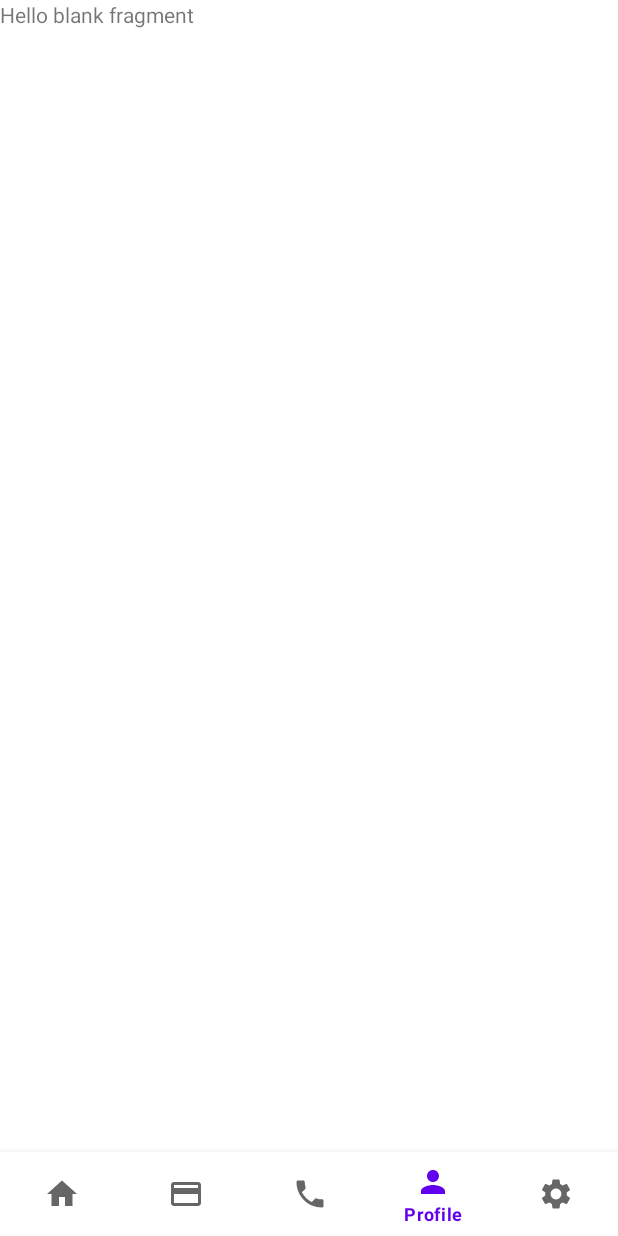
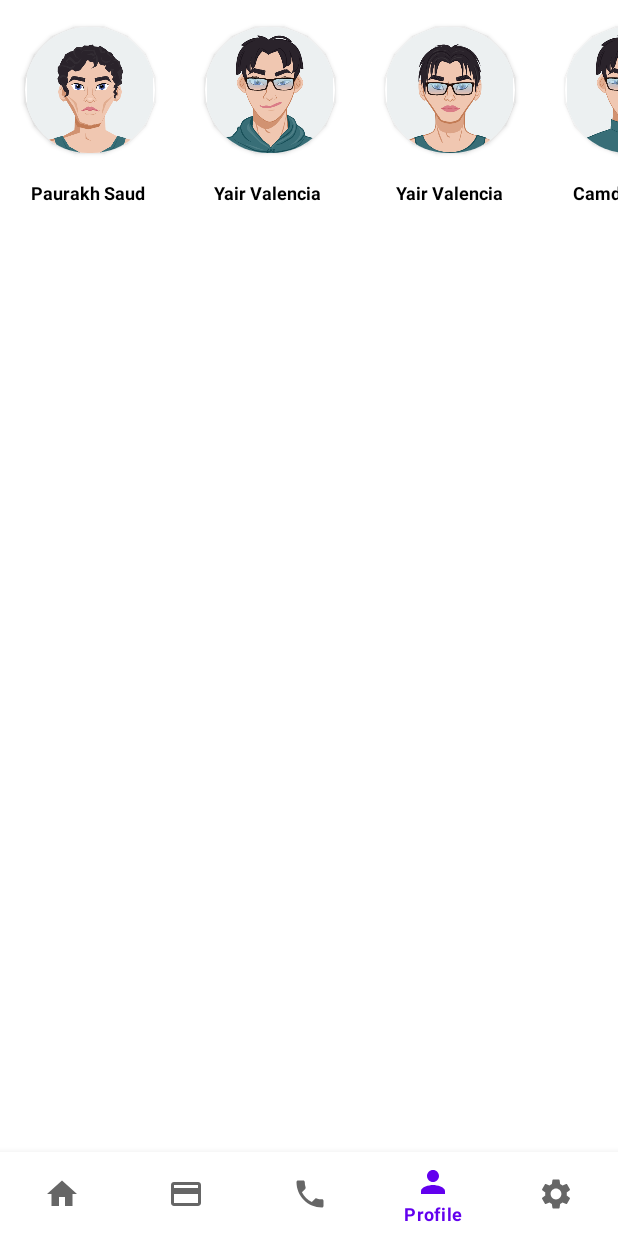
Before and after one commit to abnormalbbk/madSem2, an Android app: the screen it shows after launch (Dashboard), item 4 of the bottom bar chosen, on a phone screen of 412 x 824 dp. Run offline under Robolectric (Android 15) with nearby library versions, the phone set to English and light mode, and no system bars.

Commit message:
adding story like recyclerview

```diff
--- a/app/src/main/java/com/example/myapplication/dashboard/profile/ProfileFragment.java
+++ b/app/src/main/java/com/example/myapplication/dashboard/profile/ProfileFragment.java
@@ -1,24 +1,57 @@
 package com.example.myapplication.dashboard.profile;
 
+import android.app.Activity;
 import android.os.Bundle;
 
 import androidx.fragment.app.Fragment;
+import androidx.recyclerview.widget.LinearLayoutManager;
+import androidx.recyclerview.widget.RecyclerView;
 
 import android.view.LayoutInflater;
 import android.view.View;
 import android.view.ViewGroup;
+import android.widget.LinearLayout;
 
 import com.example.myapplication.R;
+import com.example.myapplication.dashboard.contact.adapter.ContactRecyclerAdapter;
+import com.example.myapplication.dashboard.contact.contactpojo.ContactPojo;
+import com.example.myapplication.dashboard.profile.adapter.ProfileStoryRecyclerAdapter;
+import com.example.myapplication.dashboard.profile.profilepojo.ProfilesPojo;
+
+import java.util.ArrayList;
 
 
 public class ProfileFragment extends Fragment {
-
-
-
+    Activity context;
+    ArrayList<ProfilesPojo> storyProfiles = new ArrayList<>();
     @Override
     public View onCreateView(LayoutInflater inflater, ViewGroup container,
                              Bundle savedInstanceState) {
+        context = getActivity();
         // Inflate the layout for this fragment
         return inflater.inflate(R.layout.fragment_profile, container, false);
     }
+
+    @Override
+    public void onStart() {
+        super.onStart();
+        RecyclerView recyclerView = context.findViewById(R.id.recyclerProfileStories);
+        recyclerView.setLayoutManager(new LinearLayoutManager(context, LinearLayout.HORIZONTAL,false));
+        storyProfiles.add(new ProfilesPojo(R.mipmap.ic_five,"Paurakh Saud "));
+        storyProfiles.add(new ProfilesPojo(R.mipmap.ic_seven,"Yair Valencia "));
+        storyProfiles.add(new ProfilesPojo(R.mipmap.ic_six,"Yair Valencia"));
+        storyProfiles.add(new ProfilesPojo(R.mipmap.ic_eight,"Camden Khan"));
+        storyProfiles.add(new ProfilesPojo(R.mipmap.ic_six,"Braylen Park"));
+        storyProfiles.add(new ProfilesPojo(R.mipmap.ic_five,"Bernard Marks"));
+        storyProfiles.add(new ProfilesPojo(R.mipmap.ic_six,"Francisco Boyle"));
+        storyProfiles.add(new ProfilesPojo(R.mipmap.ic_seven,"Jadiel Woodard"));
+        storyProfiles.add(new ProfilesPojo(R.mipmap.ic_six,"Finley Davis"));
+        storyProfiles.add(new ProfilesPojo(R.mipmap.ic_six,"Ross Shea"));
+        storyProfiles.add(new ProfilesPojo(R.mipmap.ic_seven,"Heidi Khan"));
+        storyProfiles.add(new ProfilesPojo(R.mipmap.ic_six,"Yair Valencia "));
+
+        ProfileStoryRecyclerAdapter adapter = new ProfileStoryRecyclerAdapter(context,storyProfiles);
+        recyclerView.setAdapter(adapter);
+
+    }
 }
--- /dev/null
+++ b/app/src/main/java/com/example/myapplication/dashboard/profile/adapter/ProfileStoryRecyclerAdapter.java
@@ -0,0 +1,56 @@
+package com.example.myapplication.dashboard.profile.adapter;
+
+import android.content.Context;
+import android.view.LayoutInflater;
+import android.view.View;
+import android.view.ViewGroup;
+import android.widget.ImageView;
+import android.widget.TextView;
+
+import androidx.annotation.NonNull;
+import androidx.recyclerview.widget.RecyclerView;
+
+import com.example.myapplication.R;
+import com.example.myapplication.dashboard.contact.adapter.ContactRecyclerAdapter;
+import com.example.myapplication.dashboard.contact.contactpojo.ContactPojo;
+import com.example.myapplication.dashboard.profile.profilepojo.ProfilesPojo;
+
+import java.util.ArrayList;
+
+public class ProfileStoryRecyclerAdapter extends RecyclerView.Adapter<ProfileStoryRecyclerAdapter.ViewHolder> {
+    ArrayList<ProfilesPojo> arrProfileStory;
+    Context context;
+
+    public ProfileStoryRecyclerAdapter(Context context,ArrayList<ProfilesPojo> arrProfileStory) {
+        this.arrProfileStory = arrProfileStory;
+        this.context = context;
+    }
+
+    @NonNull
+    @Override
+    public ViewHolder onCreateViewHolder(@NonNull ViewGroup parent, int viewType) {
+        View view = LayoutInflater.from(context).inflate(R.layout.profile_row_story,parent,false);
+        return new ViewHolder(view);
+    }
+
+    @Override
+    public void onBindViewHolder(@NonNull ViewHolder holder, int position) {
+        holder.profile.setImageResource(arrProfileStory.get(position).profile);
+        holder.txtName.setText(arrProfileStory.get(position).fullName);
+    }
+
+    @Override
+    public int getItemCount() {
+        return arrProfileStory.size();
+    }
+
+    public static class ViewHolder extends RecyclerView.ViewHolder {
+        TextView txtName;
+        ImageView profile;
+        public ViewHolder(@NonNull View itemView) {
+            super(itemView);
+            txtName = itemView.findViewById(R.id.tvFullNameStory);
+            profile = itemView.findViewById(R.id.cvProfilePhotoStory);
+        }
+    }
+}
--- /dev/null
+++ b/app/src/main/java/com/example/myapplication/dashboard/profile/profilepojo/ProfilesPojo.java
@@ -0,0 +1,11 @@
+package com.example.myapplication.dashboard.profile.profilepojo;
+
+public class ProfilesPojo {
+    public int profile;
+    public String fullName;
+
+    public ProfilesPojo(int profile, String fullName) {
+        this.profile = profile;
+        this.fullName = fullName;
+    }
+}
--- a/app/src/main/res/layout/fragment_profile.xml
+++ b/app/src/main/res/layout/fragment_profile.xml
@@ -1,14 +1,13 @@
 <?xml version="1.0" encoding="utf-8"?>
-<FrameLayout xmlns:android="http://schemas.android.com/apk/res/android"
+<LinearLayout xmlns:android="http://schemas.android.com/apk/res/android"
     xmlns:tools="http://schemas.android.com/tools"
     android:layout_width="match_parent"
-    android:layout_height="match_parent"
+    android:layout_height="wrap_content"
     tools:context=".dashboard.profile.ProfileFragment">
 
-    <!-- TODO: Update blank fragment layout -->
-    <TextView
+    <androidx.recyclerview.widget.RecyclerView
+        android:id="@+id/recyclerProfileStories"
         android:layout_width="match_parent"
-        android:layout_height="match_parent"
-        android:text="@string/hello_blank_fragment" />
+        android:layout_height="wrap_content" />
 
-</FrameLayout>
+</LinearLayout>
--- a/app/src/main/res/layout/profile_row_story.xml
+++ b/app/src/main/res/layout/profile_row_story.xml
@@ -1,6 +1,45 @@
 <?xml version="1.0" encoding="utf-8"?>
-<androidx.constraintlayout.widget.ConstraintLayout xmlns:android="http://schemas.android.com/apk/res/android"
-    android:layout_width="match_parent"
-    android:layout_height="match_parent">
+<LinearLayout xmlns:android="http://schemas.android.com/apk/res/android"
+    xmlns:app="http://schemas.android.com/apk/res-auto"
+    xmlns:tools="http://schemas.android.com/tools"
+    android:layout_width="wrap_content"
+    android:layout_height="wrap_content">
 
-</androidx.constraintlayout.widget.ConstraintLayout>
+
+    <LinearLayout
+        android:layout_width="wrap_content"
+        android:layout_height="wrap_content"
+        android:gravity="center"
+        android:orientation="vertical"
+        tools:ignore="UselessParent">
+
+        <androidx.cardview.widget.CardView
+            android:layout_width="120dp"
+            android:layout_height="120dp"
+            app:cardCornerRadius="50dp"
+            app:cardUseCompatPadding="true">
+
+            <LinearLayout
+                android:layout_width="match_parent"
+                android:layout_height="match_parent">
+
+                <ImageView
+                    android:id="@+id/cvProfilePhotoStory"
+                    android:layout_width="match_parent"
+                    android:layout_height="match_parent"
+                    android:contentDescription="@string/profile"
+                    android:src="@mipmap/ic_five" />
+            </LinearLayout>
+        </androidx.cardview.widget.CardView>
+
+        <TextView
+            android:id="@+id/tvFullNameStory"
+            android:layout_width="wrap_content"
+            android:layout_height="wrap_content"
+            android:text="@string/paurakh_saud"
+            android:textColor="@color/black"
+            android:textSize="12sp"
+            android:textStyle="bold" />
+    </LinearLayout>
+
+</LinearLayout>
--- a/app/src/main/res/values/strings.xml
+++ b/app/src/main/res/values/strings.xml
@@ -21,4 +21,5 @@
     <string name="harry_pyniro">Harry Pyniro</string>
     <string name="_9877443434">9877443434</string>
     <string name="delete">delete</string>
+    <string name="paurakh_saud">Paurakh Saud</string>
 </resources>
```
Also changed, not shown: app/src/main/res/layout/fragment_contact.xml (+4 -5 lines).
